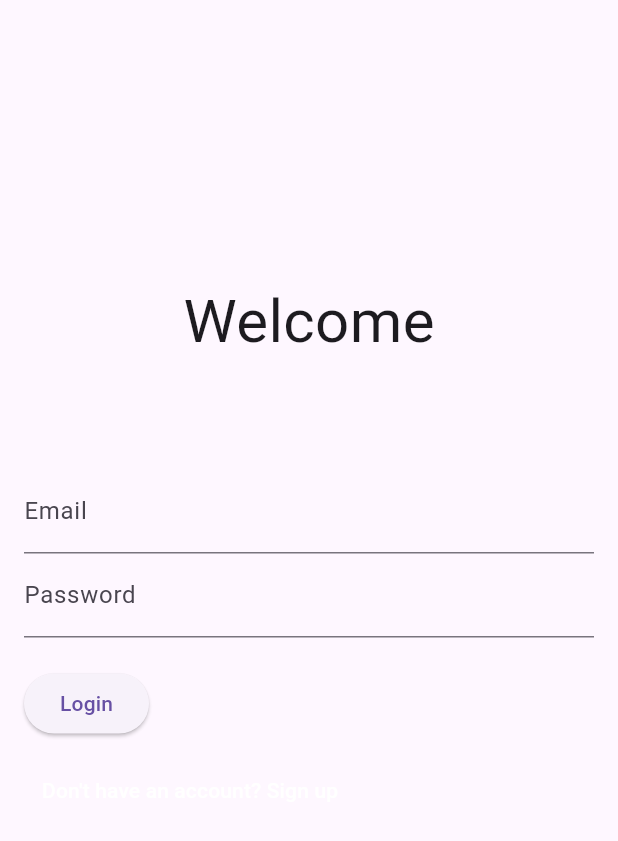
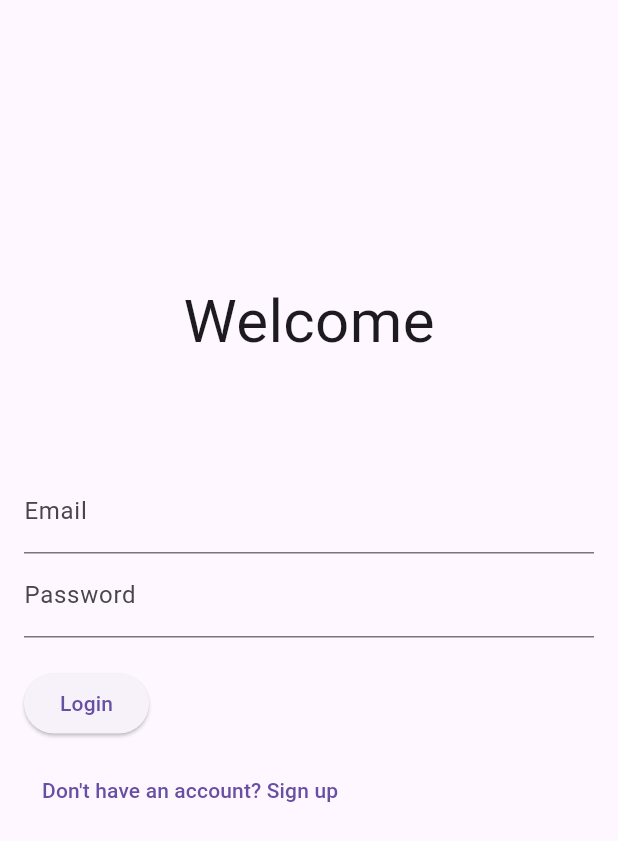
Before and after one commit to kaiichun/hackathon2024, a Flutter app: the screen it shows after launch, on a phone screen of 412 x 824 dp. Shown: the top 841 px of the screen. Run offline on Flutter 3.47's test engine with Material 3 defaults, Android fonts, the phone set to English and light mode, and no system bars.

Commit message:
I make some mistakes

```diff
--- a/lib/screen/login.dart
+++ b/lib/screen/login.dart
@@ -93,7 +93,6 @@ class _LoginScreenState extends State<LoginScreen> {
                 },
                 child: const Text(
                   "Don't have an account? Sign up",
-                  style: TextStyle(color: Colors.white),
                 ),
               ),
             ),
```
